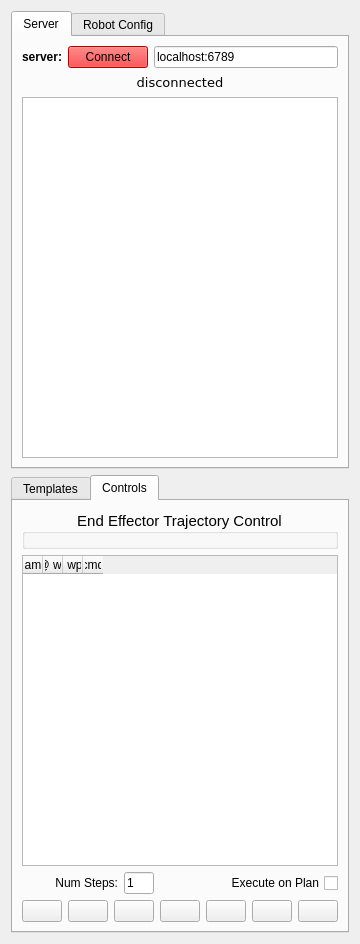
Above: rviz_affordance_template_panel/ui/rviz_affordance_template_panel.ui from nyxrobotics/affordance_template before the change. Below: the same form after it.
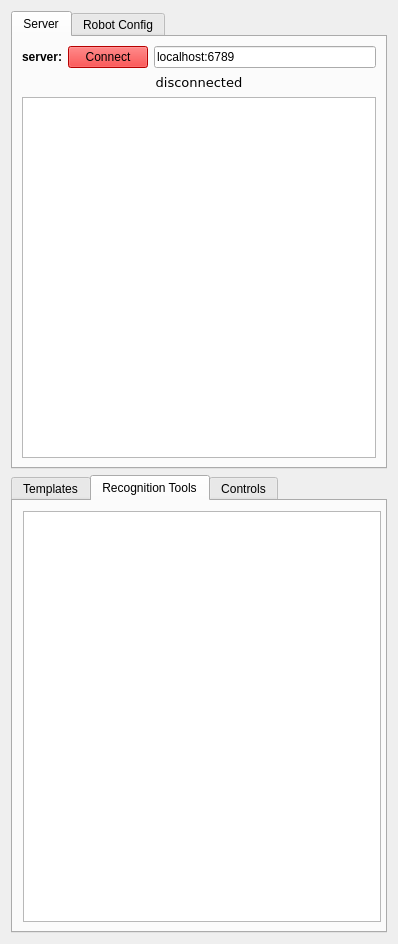
That is the form after the change. The open tabs and pages were chosen to show the change. Icons and pictures are not drawn.

Commit message: added initial steps for adding recongition objects

The edit to the form file:
```diff
--- a/rviz_affordance_template_panel/ui/rviz_affordance_template_panel.ui
+++ b/rviz_affordance_template_panel/ui/rviz_affordance_template_panel.ui
@@ -6,7 +6,7 @@
    <rect>
     <x>0</x>
     <y>0</y>
-    <width>337</width>
+    <width>398</width>
     <height>944</height>
    </rect>
   </property>
@@ -514,12 +514,6 @@
            <property name="enabled">
             <bool>true</bool>
            </property>
-           <property name="maximumSize">
-            <size>
-             <width>325</width>
-             <height>500</height>
-            </size>
-           </property>
           </widget>
          </item>
         </layout>
@@ -1166,6 +1160,21 @@
        </item>
       </layout>
      </widget>
+     <widget class="QWidget" name="tab_3">
+      <attribute name="title">
+       <string>Recognition Tools</string>
+      </attribute>
+      <widget class="QGraphicsView" name="recognitionObjectGraphicsView">
+       <property name="geometry">
+        <rect>
+         <x>10</x>
+         <y>10</y>
+         <width>358</width>
+         <height>411</height>
+        </rect>
+       </property>
+      </widget>
+     </widget>
      <widget class="QWidget" name="tab_2">
       <attribute name="title">
        <string>Controls</string>
```
Left out of the diff: 9 changed lines with no effect on the pictures. The commit also changes 10 other files.
